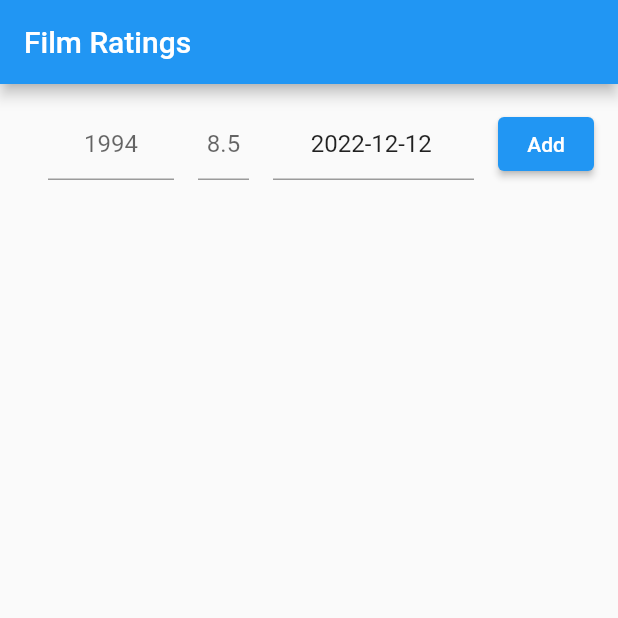
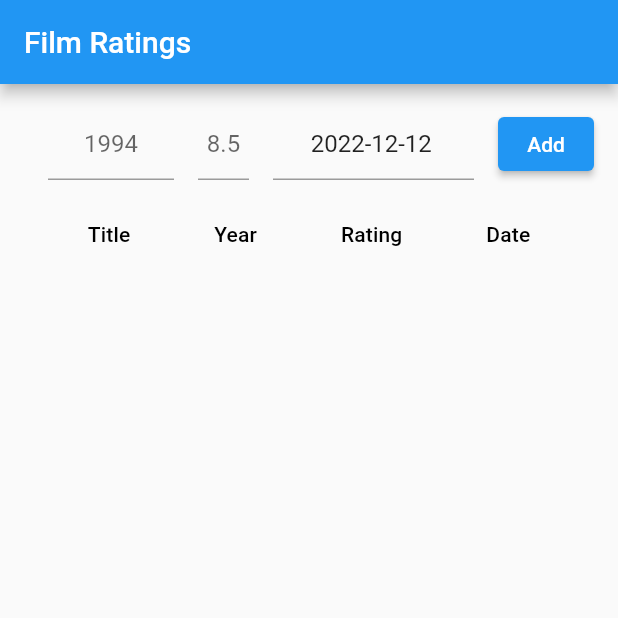
Before and after one commit to ddascalescu/app-film-ratings, a Flutter app: the screen it shows after launch, after a tap on "Add", on a phone screen of 412 x 824 dp, the top half of it. Run offline on Flutter 3.47's test engine with Material 2 defaults, Android fonts, the phone set to English and light mode, and no system bars.

Commit message:
Replaced list with table

```diff
--- a/files/app_film_ratings/lib/main.dart
+++ b/files/app_film_ratings/lib/main.dart
@@ -5,8 +5,7 @@ import 'formatters.dart';
 
 const String appTitle = 'Film Ratings';
 
-void main()  => runApp(const App());
-
+void main() => runApp(const App());
 
 class App extends StatelessWidget {
   const App({super.key});
@@ -31,49 +30,46 @@ class MainScreen extends StatelessWidget {
       appBar: AppBar(
         title: const Text(appTitle),
       ),
-      body: const Padding(
-        padding: EdgeInsets.all(8.0),
-        child: TextEntryList()
-      ),
-
+      // TODO: make all paddings into a decorator
+      body: const Padding(padding: EdgeInsets.all(8.0),
+          child: RatingsTable()
+      )
     );
   }
 }
 
-class TextEntryList extends StatefulWidget {
-  const TextEntryList({super.key});
+class RatingsTable extends StatefulWidget {
+  const RatingsTable({super.key});
 
   @override
-  State<TextEntryList> createState() => _TextEntryListState();
+  State<RatingsTable> createState() => _RatingsTableState();
 }
 
-class _TextEntryListState extends State<TextEntryList> {
+class _RatingsTableState extends State<RatingsTable> {
   final _textController = TextEditingController();
   final _numberController = TextEditingController();
   final _yearController = TextEditingController();
 
   DateTime _selectedDate = DateTime.now();
 
-  final _items = <String>[];
+  final List<Rating> ratings = List.empty(growable: true);
 
   @override
   Widget build(BuildContext context) {
-    return Column(
-      children: [
+    return Column(children: [
       Row(
         children: [
+          /* ENTRY: Film title */
           Expanded(
-              child: Padding(
-                padding: const EdgeInsets.all(8.0),
+            child: Padding(padding: const EdgeInsets.all(8.0),
               child: TextField(
                 controller: _textController,
-                  decoration: const InputDecoration(
-                    hintText: 'The Shawshank Redemption'
+                decoration: const InputDecoration(hintText: 'The Shawshank Redemption')
+              )
             )
           ),
-              ),
-            ),
 
+          /* ENTRY: Film year */
           SizedBox(
             width: 100.0,
             child: Padding(
@@ -82,16 +78,13 @@ class _TextEntryListState extends State<TextEntryList> {
                 controller: _yearController,
                 textAlign: TextAlign.center,
                 keyboardType: TextInputType.number,
-                    inputFormatters: [
-                      YearInputFormatter()
-                    ],
-                    decoration: const InputDecoration(
-                        hintText: '1994'
+                inputFormatters: [YearInputFormatter()],
+                decoration: const InputDecoration(hintText: '1994')
+              )
             )
           ),
-              ),
-            ),
 
+          /* ENTRY: Rating */
           SizedBox(
             width: 50.0,
             child: Padding(
@@ -100,26 +93,25 @@ class _TextEntryListState extends State<TextEntryList> {
                 controller: _numberController,
                 textAlign: TextAlign.center,
                 keyboardType: TextInputType.number,
-                  inputFormatters: [
-                    RatingInputFormatter()
-                  ],
-                  decoration: const InputDecoration(
-                    hintText: '8.5'
+                inputFormatters: [RatingInputFormatter()],
+                decoration: const InputDecoration(hintText: '8.5')
+              )
             )
           ),
-              ),
-            ),
 
+          /* ENTRY: Rating date */
           SizedBox(
             width: 150.0,
             child: Padding(
               padding: const EdgeInsets.all(8.0),
               child: TextField(
                 readOnly: true,
+                // TODO: maybe make this not a controller?
                 controller: TextEditingController(
                   text: Ratings.dateFormat.format(_selectedDate),
                 ),
                 textAlign: TextAlign.center,
+
                 onTap: () async {
                   final DateTime? picked = await showDatePicker(
                     context: context,
@@ -134,27 +126,27 @@ class _TextEntryListState extends State<TextEntryList> {
                     });
                   }
                 }
-                ),
-              ),
+
+              )
+            )
           ),
 
           Padding(
             padding: const EdgeInsets.all(8.0),
             child: ElevatedButton(
               child: const Text('Add'),
+
               onPressed: () {
-                  if (_textController.text.isNotEmpty && _numberController.text.isNotEmpty) {
+                // TODO: put into addItem method
+                if (_textController.text.isNotEmpty &&
+                    _numberController.text.isNotEmpty) {
                   setState(() {
-                      _items.add(
-                          "${_textController.text} (${_yearController.text}), ${double.parse(_numberController.text).toStringAsFixed(1)}, ${Ratings.dateFormat.format(_selectedDate)}"
-                      );
                     Rating r = Rating(
                         _textController.text,
                         int.parse(_yearController.text),
                         double.parse(_numberController.text),
-                          _selectedDate
-                      );
-                      print('\n$r');
+                        _selectedDate);
+                    addRating(r);
 
                     _textController.clear();
                     _yearController.clear();
@@ -164,23 +156,37 @@ class _TextEntryListState extends State<TextEntryList> {
                 } else {
                   // TODO: warn user that text is empty
                 }
-                },
-              ),
-            ),
-          ],
+              }
+
+            )
+          )
+        ]
       ),
 
       Expanded(
-          child: ListView.builder(
-            itemCount: _items.length,
-            itemBuilder: (context, index) {
-              return ListTile(
-                title: Text(_items[index]),
-              );
-            },
-          ),
-        ),
+        child: DataTable(
+          columns: const [
+            DataColumn(label: Text('Title')),
+            DataColumn(label: Text('Year')),
+            DataColumn(label: Text('Rating')),
+            DataColumn(label: Text('Date'))
           ],
-    );
+          rows: ratings
+              .map((rating) => DataRow(cells: [
+                    DataCell(Text(rating.filmTitle)),
+                    DataCell(Text(rating.yearString)),
+                    DataCell(Text(rating.ratingString)),
+                    DataCell(Text(rating.ratingDateString))
+                  ]))
+              .toList()
+        )
+      )
+    ]);
+  }
+
+  void addRating(Rating rating) {
+    setState(() {
+      ratings.add(rating);
+    });
   }
 }
```
Lines whose indentation alone changed are shown as unchanged.
